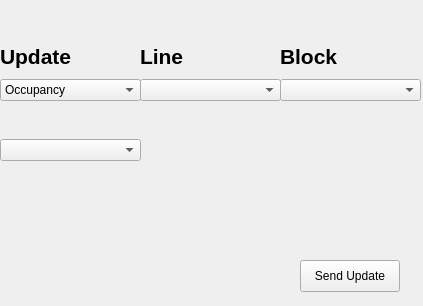
Before: the Qt Designer form track_model/TrackModelTestUI/form.ui in ece1140thebteam/train_system_sim, drawn with Qt 5.
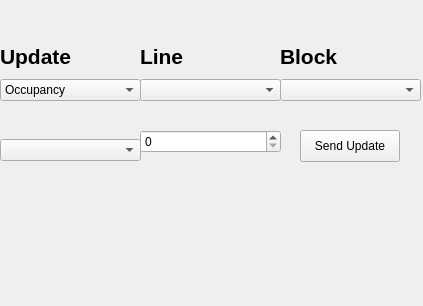
After: the same form once the commit is applied.

```diff
--- a/track_model/TrackModelTestUI/form.ui
+++ b/track_model/TrackModelTestUI/form.ui
@@ -117,7 +117,7 @@
    <property name="geometry">
     <rect>
      <x>300</x>
-     <y>260</y>
+     <y>130</y>
      <width>100</width>
      <height>32</height>
     </rect>
@@ -150,7 +150,56 @@
      </widget>
     </item>
     <item>
-     <widget class="QComboBox" name="inputValueDropdown"/>
+     <widget class="QComboBox" name="inputValueDropdown">
+      <property name="enabled">
+       <bool>true</bool>
+      </property>
+     </widget>
+    </item>
+   </layout>
+  </widget>
+  <widget class="QWidget" name="verticalLayoutWidget_7">
+   <property name="geometry">
+    <rect>
+     <x>140</x>
+     <y>100</y>
+     <width>141</width>
+     <height>61</height>
+    </rect>
+   </property>
+   <layout class="QVBoxLayout" name="verticalLayout_7">
+    <item>
+     <widget class="QLabel" name="updateValueSpinboxLabel">
+      <property name="font">
+       <font>
+        <pointsize>16</pointsize>
+        <bold>true</bold>
+       </font>
+      </property>
+      <property name="text">
+       <string/>
+      </property>
+     </widget>
+    </item>
+    <item>
+     <widget class="QSpinBox" name="inputValueSpinBox">
+      <property name="wrapping">
+       <bool>false</bool>
+      </property>
+     </widget>
+    </item>
+    <item>
+     <spacer name="verticalSpacer">
+      <property name="orientation">
+       <enum>Qt::Vertical</enum>
+      </property>
+      <property name="sizeHint" stdset="0">
+       <size>
+        <width>20</width>
+        <height>40</height>
+       </size>
+      </property>
+     </spacer>
     </item>
    </layout>
   </widget>
```
Left out of the diff: 20 changed lines with no effect on the pictures.
